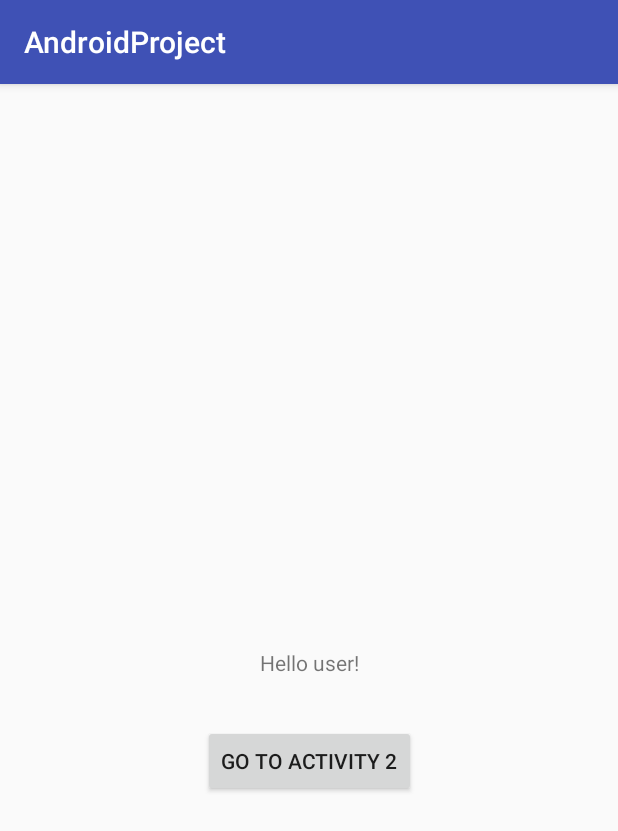
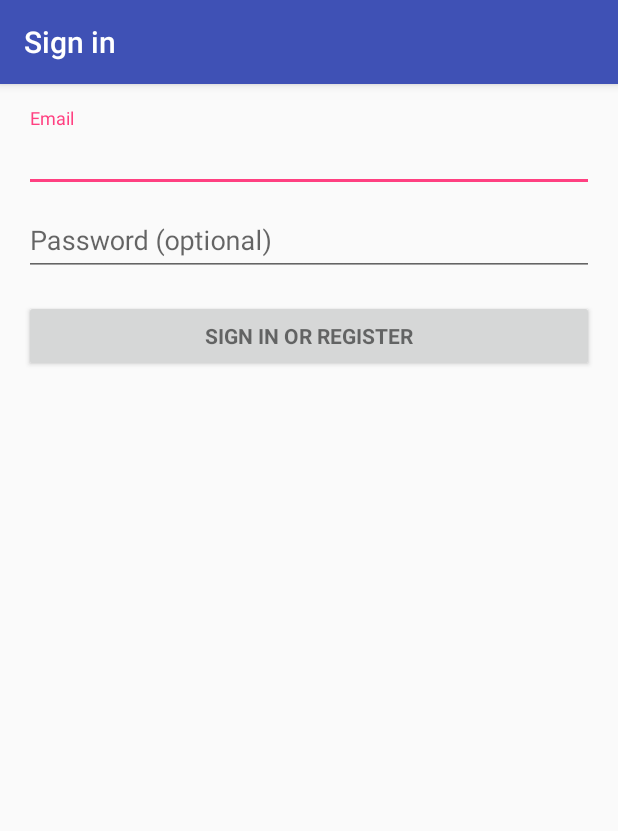
Before and after one commit to AppSecAI-TEST/AndroidProject, an Android app: the screen it shows after launch (MainActivity before the commit, LoginActivity after it), on a phone screen of 412 x 824 dp. Shown: the top 831 px of the screen. Run offline under Robolectric (Android 15) with nearby library versions, the phone set to English and light mode, and no system bars; 2 statements that could not run were skipped.

Commit message:
Added a login activity with no logic

```diff
--- a/app/build.gradle
+++ b/app/build.gradle
@@ -26,5 +26,6 @@ dependencies {
     })
     compile 'com.android.support:appcompat-v7:22.2.1'
     compile 'com.android.support.constraint:constraint-layout:1.0.2'
+    compile 'com.android.support:design:22.2.1'
     testCompile 'junit:junit:4.12'
 }
--- /dev/null
+++ b/app/src/main/java/com/andymcwilliams/androidproject/LoginActivity.java
@@ -0,0 +1,307 @@
+package com.andymcwilliams.androidproject;
+
+import android.animation.Animator;
+import android.animation.AnimatorListenerAdapter;
+import android.annotation.TargetApi;
+import android.content.Intent;
+import android.support.v7.app.AppCompatActivity;
+import android.app.LoaderManager.LoaderCallbacks;
+
+import android.content.CursorLoader;
+import android.content.Loader;
+import android.database.Cursor;
+import android.net.Uri;
+import android.os.AsyncTask;
+
+import android.os.Build;
+import android.os.Bundle;
+import android.provider.ContactsContract;
+import android.text.TextUtils;
+import android.view.KeyEvent;
+import android.view.View;
+import android.view.View.OnClickListener;
+import android.view.inputmethod.EditorInfo;
+import android.widget.ArrayAdapter;
+import android.widget.AutoCompleteTextView;
+import android.widget.Button;
+import android.widget.EditText;
+import android.widget.TextView;
+
+import java.util.ArrayList;
+import java.util.List;
+
+
+/**
+ * A login screen that offers login via email/password.
+ */
+public class LoginActivity extends AppCompatActivity implements LoaderCallbacks<Cursor> {
+
+    /**
+     * A dummy authentication store containing known user names and passwords.
+     * TODO: remove after connecting to a real authentication system.
+     */
+    private static final String[] DUMMY_CREDENTIALS = new String[]{
+            "foo@example.com:hello", "bar@example.com:world"
+    };
+    /**
+     * Keep track of the login task to ensure we can cancel it if requested.
+     */
+    private UserLoginTask mAuthTask = null;
+
+    // UI references.
+    private AutoCompleteTextView mEmailView;
+    private EditText mPasswordView;
+    private View mProgressView;
+    private View mLoginFormView;
+
+    @Override
+    protected void onCreate(Bundle savedInstanceState) {
+        super.onCreate(savedInstanceState);
+        setContentView(R.layout.activity_login);
+        // Set up the login form.
+        mEmailView = (AutoCompleteTextView) findViewById(R.id.email);
+        populateAutoComplete();
+
+        mPasswordView = (EditText) findViewById(R.id.password);
+        mPasswordView.setOnEditorActionListener(new TextView.OnEditorActionListener() {
+            @Override
+            public boolean onEditorAction(TextView textView, int id, KeyEvent keyEvent) {
+                if (id == R.id.login || id == EditorInfo.IME_NULL) {
+                    attemptLogin();
+                    return true;
+                }
+                return false;
+            }
+        });
+
+        Button mEmailSignInButton = (Button) findViewById(R.id.email_sign_in_button);
+        mEmailSignInButton.setOnClickListener(new OnClickListener() {
+            @Override
+            public void onClick(View view) {
+                attemptLogin();
+            }
+        });
+
+        mLoginFormView = findViewById(R.id.login_form);
+        mProgressView = findViewById(R.id.login_progress);
+    }
+
+    private void populateAutoComplete() {
+        getLoaderManager().initLoader(0, null, this);
+    }
+
+
+    /**
+     * Attempts to sign in or register the account specified by the login form.
+     * If there are form errors (invalid email, missing fields, etc.), the
+     * errors are presented and no actual login attempt is made.
+     */
+    private void attemptLogin() {
+        if (mAuthTask != null) {
+            return;
+        }
+
+        // Reset errors.
+        mEmailView.setError(null);
+        mPasswordView.setError(null);
+
+        // Store values at the time of the login attempt.
+        String email = mEmailView.getText().toString();
+        String password = mPasswordView.getText().toString();
+
+        boolean cancel = false;
+        View focusView = null;
+
+        // Check for a valid password, if the user entered one.
+        if (!TextUtils.isEmpty(password) && !isPasswordValid(password)) {
+            mPasswordView.setError(getString(R.string.error_invalid_password));
+            focusView = mPasswordView;
+            cancel = true;
+        }
+
+        // Check for a valid email address.
+        if (TextUtils.isEmpty(email)) {
+            mEmailView.setError(getString(R.string.error_field_required));
+            focusView = mEmailView;
+            cancel = true;
+        } else if (!isEmailValid(email)) {
+            mEmailView.setError(getString(R.string.error_invalid_email));
+            focusView = mEmailView;
+            cancel = true;
+        }
+
+        if (cancel) {
+            // There was an error; don't attempt login and focus the first
+            // form field with an error.
+            focusView.requestFocus();
+        } else {
+            // Show a progress spinner, and kick off a background task to
+            // perform the user login attempt.
+
+
+            //showProgress(true);
+            //mAuthTask = new UserLoginTask(email, password);
+            //mAuthTask.execute((Void) null);
+
+            Intent loginIntent = new Intent(LoginActivity.this, MainActivity.class);
+            startActivity(loginIntent);
+        }
+    }
+
+    private boolean isEmailValid(String email) {
+        //TODO: Replace this with your own logic
+        return email.contains("@");
+    }
+
+    private boolean isPasswordValid(String password) {
+        //TODO: Replace this with your own logic
+        return password.length() > 4;
+    }
+
+    /**
+     * Shows the progress UI and hides the login form.
+     */
+    @TargetApi(Build.VERSION_CODES.HONEYCOMB_MR2)
+    private void showProgress(final boolean show) {
+        // On Honeycomb MR2 we have the ViewPropertyAnimator APIs, which allow
+        // for very easy animations. If available, use these APIs to fade-in
+        // the progress spinner.
+        if (Build.VERSION.SDK_INT >= Build.VERSION_CODES.HONEYCOMB_MR2) {
+            int shortAnimTime = getResources().getInteger(android.R.integer.config_shortAnimTime);
+
+            mLoginFormView.setVisibility(show ? View.GONE : View.VISIBLE);
+            mLoginFormView.animate().setDuration(shortAnimTime).alpha(
+                    show ? 0 : 1).setListener(new AnimatorListenerAdapter() {
+                @Override
+                public void onAnimationEnd(Animator animation) {
+                    mLoginFormView.setVisibility(show ? View.GONE : View.VISIBLE);
+                }
+            });
+
+            mProgressView.setVisibility(show ? View.VISIBLE : View.GONE);
+            mProgressView.animate().setDuration(shortAnimTime).alpha(
+                    show ? 1 : 0).setListener(new AnimatorListenerAdapter() {
+                @Override
+                public void onAnimationEnd(Animator animation) {
+                    mProgressView.setVisibility(show ? View.VISIBLE : View.GONE);
+                }
+            });
+        } else {
+            // The ViewPropertyAnimator APIs are not available, so simply show
+            // and hide the relevant UI components.
+            mProgressView.setVisibility(show ? View.VISIBLE : View.GONE);
+            mLoginFormView.setVisibility(show ? View.GONE : View.VISIBLE);
+        }
+    }
+
+    @Override
+    public Loader<Cursor> onCreateLoader(int i, Bundle bundle) {
+        return new CursorLoader(this,
+                // Retrieve data rows for the device user's 'profile' contact.
+                Uri.withAppendedPath(ContactsContract.Profile.CONTENT_URI,
+                        ContactsContract.Contacts.Data.CONTENT_DIRECTORY), ProfileQuery.PROJECTION,
+
+                // Select only email addresses.
+                ContactsContract.Contacts.Data.MIMETYPE +
+                        " = ?", new String[]{ContactsContract.CommonDataKinds.Email
+                .CONTENT_ITEM_TYPE},
+
+                // Show primary email addresses first. Note that there won't be
+                // a primary email address if the user hasn't specified one.
+                ContactsContract.Contacts.Data.IS_PRIMARY + " DESC");
+    }
+
+    @Override
+    public void onLoadFinished(Loader<Cursor> cursorLoader, Cursor cursor) {
+        List<String> emails = new ArrayList<>();
+        cursor.moveToFirst();
+        while (!cursor.isAfterLast()) {
+            emails.add(cursor.getString(ProfileQuery.ADDRESS));
+            cursor.moveToNext();
+        }
+
+        addEmailsToAutoComplete(emails);
+    }
+
+    @Override
+    public void onLoaderReset(Loader<Cursor> cursorLoader) {
+
+    }
+
+    private void addEmailsToAutoComplete(List<String> emailAddressCollection) {
+        //Create adapter to tell the AutoCompleteTextView what to show in its dropdown list.
+        ArrayAdapter<String> adapter =
+                new ArrayAdapter<>(LoginActivity.this,
+                        android.R.layout.simple_dropdown_item_1line, emailAddressCollection);
+
+        mEmailView.setAdapter(adapter);
+    }
+
+
+    private interface ProfileQuery {
+        String[] PROJECTION = {
+                ContactsContract.CommonDataKinds.Email.ADDRESS,
+                ContactsContract.CommonDataKinds.Email.IS_PRIMARY,
+        };
+
+        int ADDRESS = 0;
+        int IS_PRIMARY = 1;
+    }
+
+    /**
+     * Represents an asynchronous login/registration task used to authenticate
+     * the user.
+     */
+    public class UserLoginTask extends AsyncTask<Void, Void, Boolean> {
+
+        private final String mEmail;
+        private final String mPassword;
+
+        UserLoginTask(String email, String password) {
+            mEmail = email;
+            mPassword = password;
+        }
+
+        @Override
+        protected Boolean doInBackground(Void... params) {
+            // TODO: attempt authentication against a network service.
+
+            try {
+                // Simulate network access.
+                Thread.sleep(2000);
+            } catch (InterruptedException e) {
+                return false;
+            }
+
+            for (String credential : DUMMY_CREDENTIALS) {
+                String[] pieces = credential.split(":");
+                if (pieces[0].equals(mEmail)) {
+                    // Account exists, return true if the password matches.
+                    return pieces[1].equals(mPassword);
+                }
+            }
+
+            // TODO: register the new account here.
+            return true;
+        }
+
+        @Override
+        protected void onPostExecute(final Boolean success) {
+            mAuthTask = null;
+            showProgress(false);
+
+            if (success) {
+                finish();
+            } else {
+                mPasswordView.setError(getString(R.string.error_incorrect_password));
+                mPasswordView.requestFocus();
+            }
+        }
+
+        @Override
+        protected void onCancelled() {
+            mAuthTask = null;
+            showProgress(false);
+        }
+    }
+}
--- /dev/null
+++ b/app/src/main/res/layout/activity_login.xml
@@ -0,0 +1,77 @@
+<LinearLayout xmlns:android="http://schemas.android.com/apk/res/android"
+    xmlns:tools="http://schemas.android.com/tools"
+    android:layout_width="match_parent"
+    android:layout_height="match_parent"
+    android:gravity="center_horizontal"
+    android:orientation="vertical"
+    android:paddingBottom="@dimen/activity_vertical_margin"
+    android:paddingLeft="@dimen/activity_horizontal_margin"
+    android:paddingRight="@dimen/activity_horizontal_margin"
+    android:paddingTop="@dimen/activity_vertical_margin"
+    tools:context="com.andymcwilliams.androidproject.LoginActivity">
+
+    <!-- Login progress -->
+    <ProgressBar
+        android:id="@+id/login_progress"
+        style="?android:attr/progressBarStyleLarge"
+        android:layout_width="wrap_content"
+        android:layout_height="wrap_content"
+        android:layout_marginBottom="8dp"
+        android:visibility="gone" />
+
+    <ScrollView
+        android:id="@+id/login_form"
+        android:layout_width="match_parent"
+        android:layout_height="match_parent">
+
+        <LinearLayout
+            android:id="@+id/email_login_form"
+            android:layout_width="match_parent"
+            android:layout_height="wrap_content"
+            android:orientation="vertical">
+
+            <android.support.design.widget.TextInputLayout
+                android:layout_width="match_parent"
+                android:layout_height="wrap_content">
+
+                <AutoCompleteTextView
+                    android:id="@+id/email"
+                    android:layout_width="match_parent"
+                    android:layout_height="wrap_content"
+                    android:hint="@string/prompt_email"
+                    android:inputType="textEmailAddress"
+                    android:maxLines="1"
+                    android:singleLine="true" />
+
+            </android.support.design.widget.TextInputLayout>
+
+            <android.support.design.widget.TextInputLayout
+                android:layout_width="match_parent"
+                android:layout_height="wrap_content">
+
+                <EditText
+                    android:id="@+id/password"
+                    android:layout_width="match_parent"
+                    android:layout_height="wrap_content"
+                    android:hint="@string/prompt_password"
+                    android:imeActionId="@+id/login"
+                    android:imeActionLabel="@string/action_sign_in_short"
+                    android:imeOptions="actionUnspecified"
+                    android:inputType="textPassword"
+                    android:maxLines="1"
+                    android:singleLine="true" />
+
+            </android.support.design.widget.TextInputLayout>
+
+            <Button
+                android:id="@+id/email_sign_in_button"
+                style="?android:textAppearanceSmall"
+                android:layout_width="match_parent"
+                android:layout_height="wrap_content"
+                android:layout_marginTop="16dp"
+                android:text="@string/action_sign_in"
+                android:textStyle="bold" />
+
+        </LinearLayout>
+    </ScrollView>
+</LinearLayout>
--- /dev/null
+++ b/app/src/main/res/values/dimens.xml
@@ -0,0 +1,5 @@
+<resources>
+    <!-- Default screen margins, per the Android Design guidelines. -->
+    <dimen name="activity_horizontal_margin">16dp</dimen>
+    <dimen name="activity_vertical_margin">16dp</dimen>
+</resources>
--- a/app/src/main/res/values/strings.xml
+++ b/app/src/main/res/values/strings.xml
@@ -2,4 +2,18 @@
     <string name="app_name">AndroidProject</string>
     <string name="welcome_message">Hello user!</string>
     <string name="activity_2_button">Go to Activity 2</string>
+    <string name="title_activity_login">Sign in</string>
+
+    <!-- Strings related to login -->
+    <string name="prompt_email">Email</string>
+    <string name="prompt_password">Password (optional)</string>
+    <string name="action_sign_in">Sign in or register</string>
+    <string name="action_sign_in_short">Sign in</string>
+    <string name="error_invalid_email">This email address is invalid</string>
+    <string name="error_invalid_password">This password is too short</string>
+    <string name="error_incorrect_password">This password is incorrect</string>
+    <string name="error_field_required">This field is required</string>
+    <string name="permission_rationale">"Contacts permissions are needed for providing email
+        completions."
+    </string>
 </resources>
```
Also changed, not shown: app/src/main/AndroidManifest.xml (+11 -1 lines).
